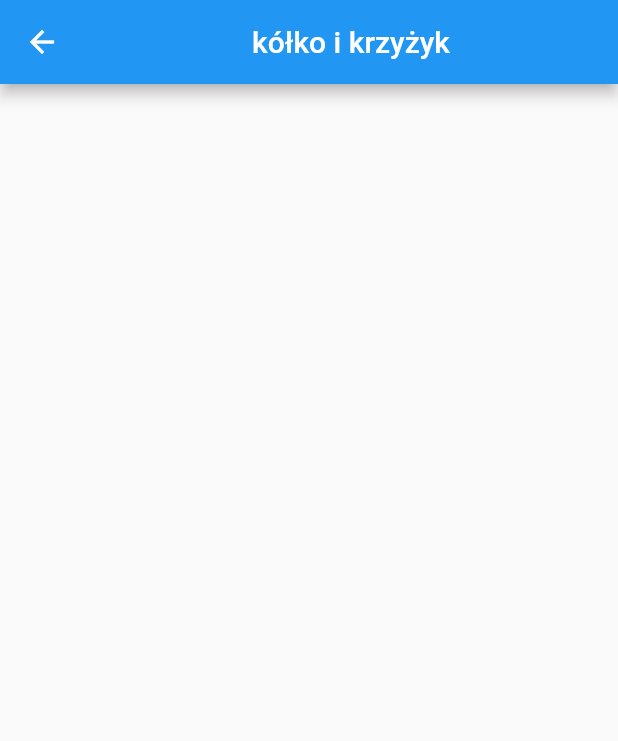
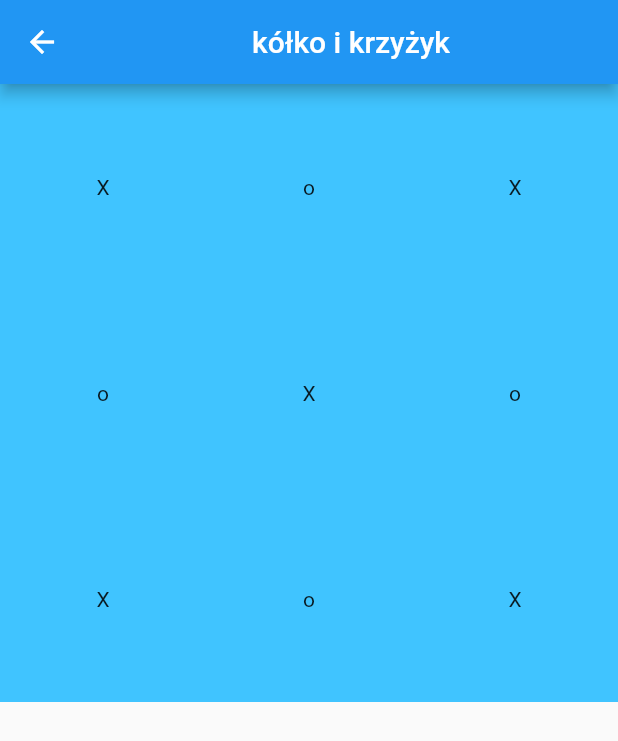
Before and after one commit to michalprog/gierkownia, a Flutter app: the KoloKrzyzyk screen opened directly, on a phone screen of 412 x 824 dp. Shown: the top 741 px of the screen. Run offline on Flutter 3.47's test engine with Material 2 defaults, Android fonts, the phone set to English and light mode, and no system bars.

Commit message:
dzilajacy grid z akcja

```diff
--- a/lib/tictactoe/klasa_gry.dart
+++ b/lib/tictactoe/klasa_gry.dart
@@ -3,7 +3,7 @@ import 'dart:io';
 class TicTacToeClass{
   bool game_started=false;
   int game_type=0;//1-1vs1 ;2-bot łatwy; 3-bot trudny
-  List <int> position=[0,0,0,0,0,0,0,0,0];
+  List <int> position=[1,2,1,2,1,2,1,2,1]; //0-""; 1-"x"; 2-"o"
 
   TicTacToeClass(){
 
@@ -20,11 +20,21 @@ class TicTacToeClass{
     game_started=false;
 
   }
-  int get_position(int pos){
+  String get_position(int pos){
     if (pos >= 0 && pos < position.length) {
-      return position[pos];
+      if( position[pos]==2){
+        return "o";
+
+      }else if(position[pos]==1){
+        return"X";
+
+      }
+      else{
+        return"";
+
+      }
     }else{
-      return -1;
+      return "";
     }
   }
   List<int> get positions{
--- a/lib/tictactoe/tictactoe.dart
+++ b/lib/tictactoe/tictactoe.dart
@@ -21,14 +21,59 @@ class _KoloKrzyzykState extends State<KoloKrzyzyk> {
       body: ListView(
         children: [
           Container(
+
               height: 600,
               width: 600,
               child: GridView.count(
                 crossAxisCount: 3,
-                children: [],
+                children: [
+                  Window_Tictactoe(
+                    tapaction: tapaction,
+                    tekst: TicTactoegame.get_position(0),
+                  ),
+                  Window_Tictactoe(
+                    tapaction: tapaction,
+                    tekst: TicTactoegame.get_position(1),
+                  ),
+                  Window_Tictactoe(
+                    tapaction: tapaction,
+                    tekst: TicTactoegame.get_position(2),
+                  ),
+                  Window_Tictactoe(
+                    tapaction: tapaction,
+                    tekst: TicTactoegame.get_position(3),
+                  ),
+                  Window_Tictactoe(
+                    tapaction: tapaction,
+                    tekst: TicTactoegame.get_position(4),
+                  ),
+                  Window_Tictactoe(
+                    tapaction: tapaction,
+                    tekst: TicTactoegame.get_position(5),
+                  ),
+                  Window_Tictactoe(
+                    tapaction: tapaction,
+                    tekst: TicTactoegame.get_position(6),
+                  ),
+                  Window_Tictactoe(
+                    tapaction: tapaction,
+                    tekst: TicTactoegame.get_position(7),
+                  ),
+                  Window_Tictactoe(
+                    tapaction: tapaction,
+                    tekst: TicTactoegame.get_position(8),
+                  ),
+
+                ],
               )),
         ],
       ),
     );
   }
+  void tapaction(){
+    setState(() {
+      print("dzialam");
+
+    });
+  }
 }
--- a/lib/tictactoe/widget_tictactoe.dart
+++ b/lib/tictactoe/widget_tictactoe.dart
@@ -1,8 +1,10 @@
 import 'package:flutter/cupertino.dart';
+import 'package:flutter/material.dart';
 
 class Window_Tictactoe extends StatelessWidget {
  final String tekst;
-  const Window_Tictactoe({Key? key, this.tekst = " ", }) : super(key: key);
+ final VoidCallback tapaction;
+  const Window_Tictactoe({Key? key, this.tekst = " ",required this.tapaction }) : super(key: key);
 
 
   @override
@@ -10,11 +12,13 @@ class Window_Tictactoe extends StatelessWidget {
 
     return GestureDetector(
       onTap: (){
-
+tapaction();
       },
       child: Container(
-        width: 200,
-        height: 200,
+        alignment: Alignment.center,
+        color: Colors.lightBlueAccent,
+        width: 100,
+        height: 100,
         child:Text(tekst),
 
 
```
